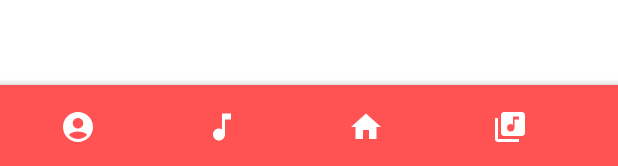
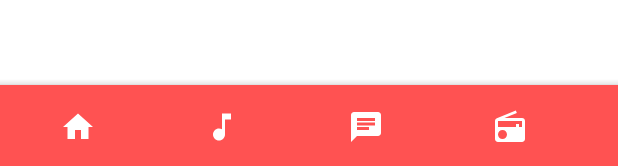
Before and after one commit to moemenzaghbib/Radiofy_front, an Android app: the layout appbar.xml on its own in the app's theme, with its tools: preview values and no code run, on a phone screen of 412 x 824 dp. Shown: the part 1067-1233 px from the top of the screen. Run offline under Robolectric (Android 15) with nearby library versions, the phone set to English and light mode, and no system bars.

Commit message:
musicplayer update2

```diff
--- a/app/src/main/java/com/example/myapplication/activities/PlayerActivity.kt
+++ b/app/src/main/java/com/example/myapplication/activities/PlayerActivity.kt
@@ -55,9 +55,11 @@ class PlayerActivity : AppCompatActivity(), ServiceConnection, MediaPlayer.OnCom
     @SuppressLint("SetTextI18n")
     @RequiresApi(Build.VERSION_CODES.Q)
     override fun onCreate(savedInstanceState: Bundle?) {
+
         super.onCreate(savedInstanceState)
         setTheme(MusicActivity.currentTheme[MusicActivity.themeIndex])
         binding = ActivityPlayerBinding.inflate(layoutInflater)
+//        supportActionBar?.hide()
         setContentView(binding.root)
         if(intent.data?.scheme.contentEquals("content")){
             songPosition = 0;
--- /dev/null
+++ b/app/src/main/res/drawable/icon_chat.xml
@@ -0,0 +1,5 @@
+<vector android:autoMirrored="true" android:height="24dp"
+    android:tint="#FFFFFF" android:viewportHeight="24"
+    android:viewportWidth="24" android:width="24dp" xmlns:android="http://schemas.android.com/apk/res/android">
+    <path android:fillColor="@android:color/white" android:pathData="M20,2L4,2c-1.1,0 -1.99,0.9 -1.99,2L2,22l4,-4h14c1.1,0 2,-0.9 2,-2L22,4c0,-1.1 -0.9,-2 -2,-2zM6,9h12v2L6,11L6,9zM14,14L6,14v-2h8v2zM18,8L6,8L6,6h12v2z"/>
+</vector>
--- /dev/null
+++ b/app/src/main/res/drawable/icon_home.xml
@@ -0,0 +1,5 @@
+<vector android:height="24dp" android:tint="#FFFFFF"
+    android:viewportHeight="24" android:viewportWidth="24"
+    android:width="24dp" xmlns:android="http://schemas.android.com/apk/res/android">
+    <path android:fillColor="@android:color/white" android:pathData="M10,20v-6h4v6h5v-8h3L12,3 2,12h3v8z"/>
+</vector>
--- /dev/null
+++ b/app/src/main/res/drawable/icon_music.xml
@@ -0,0 +1,5 @@
+<vector android:height="24dp" android:tint="#000000"
+    android:viewportHeight="24" android:viewportWidth="24"
+    android:width="24dp" xmlns:android="http://schemas.android.com/apk/res/android">
+    <path android:fillColor="@android:color/white" android:pathData="M12,3v10.55c-0.59,-0.34 -1.27,-0.55 -2,-0.55 -2.21,0 -4,1.79 -4,4s1.79,4 4,4 4,-1.79 4,-4V7h4V3h-6z"/>
+</vector>
--- /dev/null
+++ b/app/src/main/res/drawable/icon_person.xml
@@ -0,0 +1,5 @@
+<vector android:height="24dp" android:tint="#000000"
+    android:viewportHeight="24" android:viewportWidth="24"
+    android:width="24dp" xmlns:android="http://schemas.android.com/apk/res/android">
+    <path android:fillColor="@android:color/white" android:pathData="M12,12c2.21,0 4,-1.79 4,-4s-1.79,-4 -4,-4 -4,1.79 -4,4 1.79,4 4,4zM12,14c-2.67,0 -8,1.34 -8,4v2h16v-2c0,-2.66 -5.33,-4 -8,-4z"/>
+</vector>
--- /dev/null
+++ b/app/src/main/res/drawable/icon_radio.xml
@@ -0,0 +1,5 @@
+<vector android:height="24dp" android:tint="#FFFFFF"
+    android:viewportHeight="24" android:viewportWidth="24"
+    android:width="24dp" xmlns:android="http://schemas.android.com/apk/res/android">
+    <path android:fillColor="@android:color/white" android:pathData="M3.24,6.15C2.51,6.43 2,7.17 2,8v12c0,1.1 0.89,2 2,2h16c1.11,0 2,-0.9 2,-2L22,8c0,-1.11 -0.89,-2 -2,-2L8.3,6l8.26,-3.34L15.88,1 3.24,6.15zM7,20c-1.66,0 -3,-1.34 -3,-3s1.34,-3 3,-3 3,1.34 3,3 -1.34,3 -3,3zM20,12h-2v-2h-2v2L4,12L4,8h16v4z"/>
+</vector>
--- a/app/src/main/res/menu/items.xml
+++ b/app/src/main/res/menu/items.xml
@@ -4,7 +4,7 @@
 
     <item
         android:id="@+id/profile"
-        android:icon="@drawable/profile"
+        android:icon="@drawable/icon_home"
         android:title="profile"
         app:showAsAction="always" />
     <item android:title=""
@@ -18,7 +18,7 @@
         app:showAsAction="always"/>
     <item
         android:id="@+id/home1"
-        android:icon="@drawable/home"
+        android:icon="@drawable/icon_chat"
         android:title="home"
         app:showAsAction="always"
         />
@@ -26,7 +26,7 @@
         app:showAsAction="always"/>
     <item
         android:id="@+id/library"
-        android:icon="@drawable/library"
+        android:icon="@drawable/icon_radio"
         android:title="library"
         app:showAsAction="always" />
     <item android:title=""
```
Also changed, not shown: app/build.gradle (+4 -3 lines), app/src/main/AndroidManifest.xml (+14 -9 lines), app/src/main/res/layout/activity_music_player.xml (+1 -31 lines), app/src/main/res/layout/nav_menu.xml (added, +18 -0 lines), app/src/main/res/menu/nav_menu1.xml (added, +24 -0 lines), app/src/main/res/navigation/mobile_navigation.xml (+9 -0 lines).
